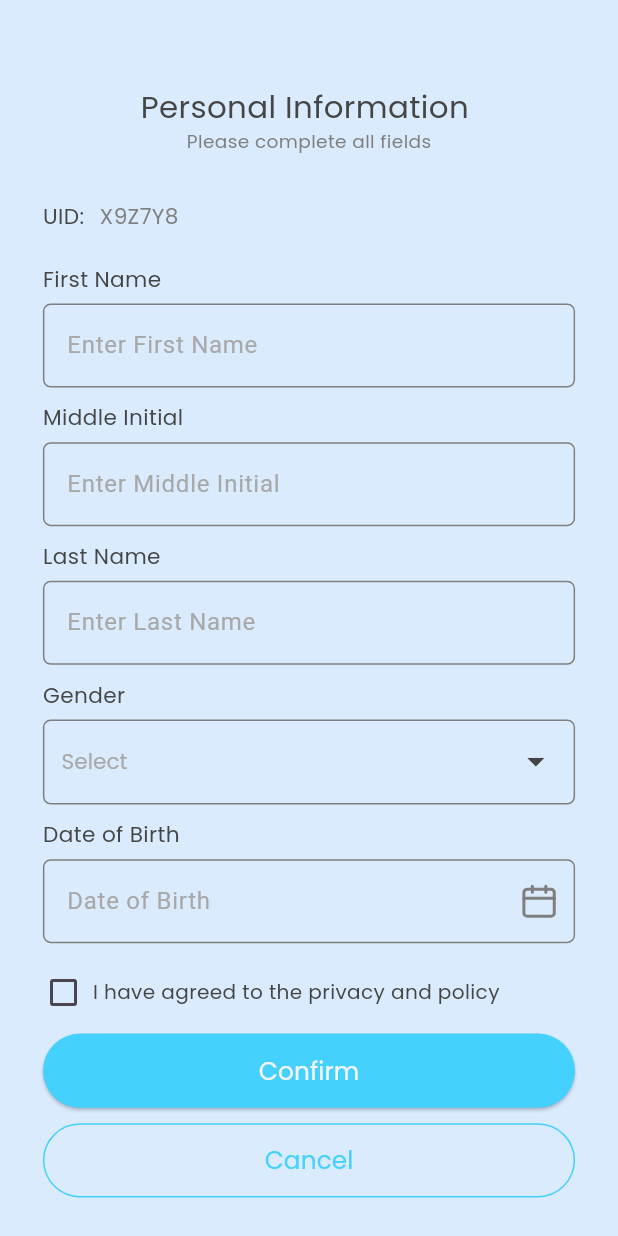
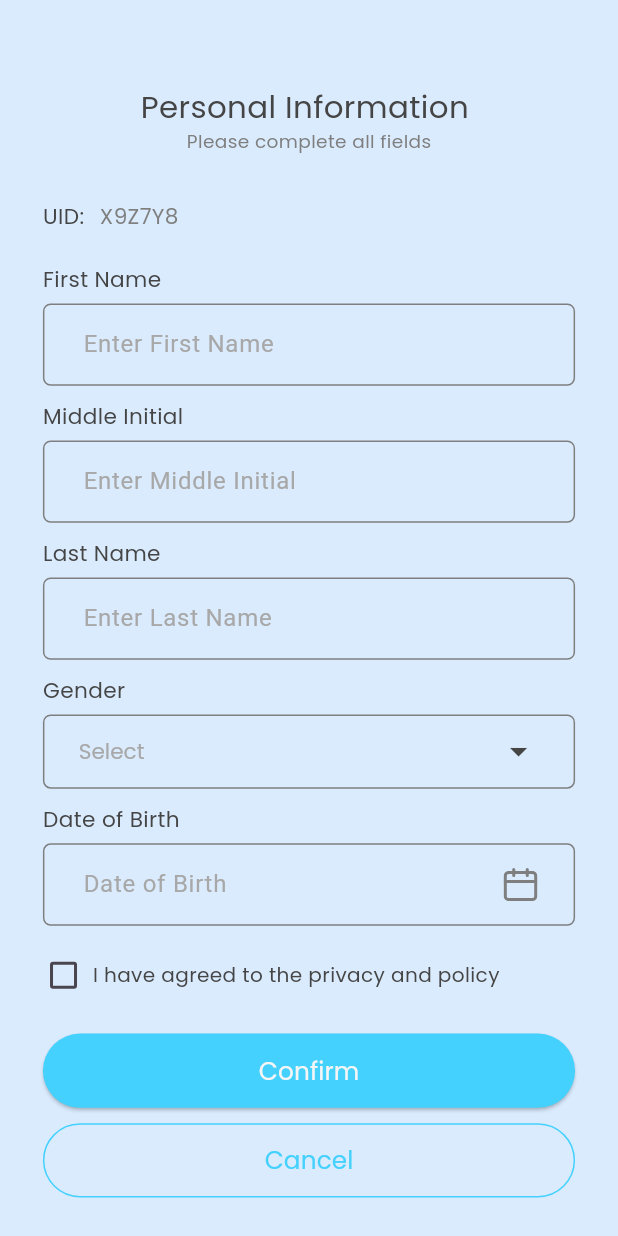
Before and after one commit to Bakemonos/BookingSystem, a Flutter app: the Register screen opened directly, on a phone screen of 412 x 824 dp. Run offline on Flutter 3.47's test engine with Material 3 defaults, Android fonts, the phone set to English and light mode, and no system bars; our stand-ins replace flutter_screenutil, flutter_svg; missing offline and left inert: flutter_verification_code.

Commit message:
Adjusted Fields

```diff
--- a/lib/pages/register.dart
+++ b/lib/pages/register.dart
@@ -262,7 +262,8 @@ class _RegisterState extends State<Register> {
                             color: Color(textStroke),
                           ),
                           hintText: 'Enter First Name',
-                      ),
+                          contentPadding: EdgeInsets.symmetric(
+                              horizontal: 20.w, vertical: 15.h)),
                     ),
                     SizedBox(
                       height: 10.h,
@@ -296,7 +297,9 @@ class _RegisterState extends State<Register> {
                             ),
                             hintStyle:
                                 const TextStyle(color: Color(textStroke)),
-                            hintText: 'Enter Middle Initial')),
+                            hintText: 'Enter Middle Initial',
+                            contentPadding: EdgeInsets.symmetric(
+                                horizontal: 20.w, vertical: 15.h))),
                     SizedBox(
                       height: 10.h,
                     ),
@@ -329,7 +332,9 @@ class _RegisterState extends State<Register> {
                             ),
                             hintStyle:
                                 const TextStyle(color: Color(textStroke)),
-                            hintText: 'Enter Last Name')),
+                            hintText: 'Enter Last Name',
+                            contentPadding: EdgeInsets.symmetric(
+                                horizontal: 20.w, vertical: 15.h))),
                     SizedBox(
                       height: 10.h,
                     ),
@@ -347,9 +352,8 @@ class _RegisterState extends State<Register> {
                       height: 5.h,
                     ),
                     Container(
-                      padding: EdgeInsets.only(left: 10.w, right: 10.w),
                       alignment: Alignment.center,
-                      height: 55.h,
+                      height: 48.h,
                       width: double.infinity,
                       decoration: BoxDecoration(
                           border: Border.all(
@@ -357,6 +361,7 @@ class _RegisterState extends State<Register> {
                           borderRadius: BorderRadius.circular(5.r)),
                       child: DropdownButtonHideUnderline(
                         child: DropdownButton<String>(
+                            padding: EdgeInsets.symmetric(horizontal: 20.w),
                             iconSize: 24.w,
                             dropdownColor: const Color(foregroundColor),
                             borderRadius: BorderRadius.circular(8.r),
@@ -458,11 +463,16 @@ class _RegisterState extends State<Register> {
                             borderRadius: BorderRadius.circular(5.r),
                           ),
                           hintStyle: const TextStyle(color: Color(textStroke)),
-                          suffixIcon: SvgPicture.asset(
+                          suffixIcon: Padding(
+                            padding: EdgeInsets.only(right: 20.w),
+                            child: SvgPicture.asset(
                               "assets/Icons/calendar.svg",
                               fit: BoxFit.scaleDown,
                             ),
-                          hintText: 'Date of Birth'),
+                          ),
+                          hintText: 'Date of Birth',
+                          contentPadding: EdgeInsets.symmetric(
+                              horizontal: 20.w, vertical: 15.h)),
                       readOnly: true,
                       onTap: () {
                         _selectDate();
--- a/lib/pages/signin.dart
+++ b/lib/pages/signin.dart
@@ -120,6 +120,8 @@ class _SigninState extends State<Signin> {
                               ),
                             ),
                             hintText: 'Enter your email',
+                            contentPadding: EdgeInsets.symmetric(
+                                horizontal: 20.w, vertical: 15.h),
                             hintStyle: const TextStyle(
                                 color: Color(textStroke),
                                 fontFamily: "Poppins"),
--- a/lib/pages/signup.dart
+++ b/lib/pages/signup.dart
@@ -120,6 +120,8 @@ class _SignupState extends State<Signup> {
                               ),
                             ),
                             hintText: 'Enter your email',
+                            contentPadding: EdgeInsets.symmetric(
+                                horizontal: 20.w, vertical: 15.h),
                             hintStyle: const TextStyle(
                                 color: Color(textStroke),
                                 fontFamily: "Poppins"),
```
Lines whose indentation alone changed are shown as unchanged.
